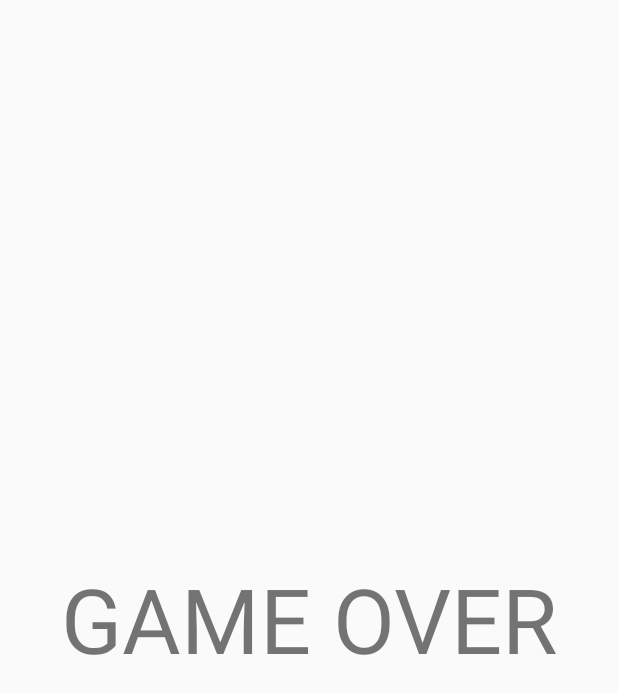
After one commit to MartinAlegria/ReactLights_Android, an Android app: the GameOverActivity screen opened directly, with no data from a screen before it, on a phone screen of 412 x 824 dp. The commit adds this screen. Shown: the top 694 px of the screen. Run offline under Robolectric (Android 15) with nearby library versions, the phone set to English and light mode, and no system bars.

```diff
--- /dev/null
+++ b/app/src/main/java/com/example/mav/reactlights_android/GameOverActivity.java
@@ -0,0 +1,20 @@
+package com.example.mav.reactlights_android;
+
+import android.content.Intent;
+import android.support.v7.app.AppCompatActivity;
+import android.os.Bundle;
+
+public class GameOverActivity extends AppCompatActivity {
+
+    @Override
+    protected void onCreate(Bundle savedInstanceState) {
+        super.onCreate(savedInstanceState);
+        setContentView(R.layout.activity_game_over);
+    }
+
+    @Override
+    public void onBackPressed(){
+        Intent intent = new Intent(GameOverActivity.this, MainActivity.class);
+        startActivity(intent);
+    }
+}
--- /dev/null
+++ b/app/src/main/res/layout/activity_game_over.xml
@@ -0,0 +1,23 @@
+<?xml version="1.0" encoding="utf-8"?>
+<android.support.constraint.ConstraintLayout xmlns:android="http://schemas.android.com/apk/res/android"
+    xmlns:app="http://schemas.android.com/apk/res-auto"
+    xmlns:tools="http://schemas.android.com/tools"
+    android:layout_width="match_parent"
+    android:layout_height="match_parent"
+    tools:context=".GameOverActivity">
+
+    <TextView
+        android:layout_width="wrap_content"
+        android:layout_height="wrap_content"
+        android:layout_marginBottom="8dp"
+        android:layout_marginEnd="8dp"
+        android:layout_marginStart="8dp"
+        android:layout_marginTop="8dp"
+        android:text="GAME OVER"
+        android:textSize="60dp"
+        app:layout_constraintBottom_toBottomOf="parent"
+        app:layout_constraintEnd_toEndOf="parent"
+        app:layout_constraintStart_toStartOf="parent"
+        app:layout_constraintTop_toTopOf="parent" />
+
+</android.support.constraint.ConstraintLayout>
--- a/app/src/main/res/values/styles.xml
+++ b/app/src/main/res/values/styles.xml
@@ -8,7 +8,7 @@
         <item name="colorAccent">@color/colorAccent</item>
     </style>
 
-    <style name="lol" parent="Theme.AppCompat.Light.NoActionBar">
+    <style name="noActionBar" parent="Theme.AppCompat.Light.NoActionBar">
 
     </style>
 
```
Also changed, not shown: app/src/main/AndroidManifest.xml (+8 -6 lines), app/src/main/java/com/example/mav/reactlights_android/GameActivity.java (+90 -10 lines), app/src/main/java/com/example/mav/reactlights_android/MainActivity.java (+9 -0 lines), app/src/main/res/layout/activity_game.xml (+52 -6 lines), app/src/main/res/drawable/start_screen.png (added), 313 other files.
